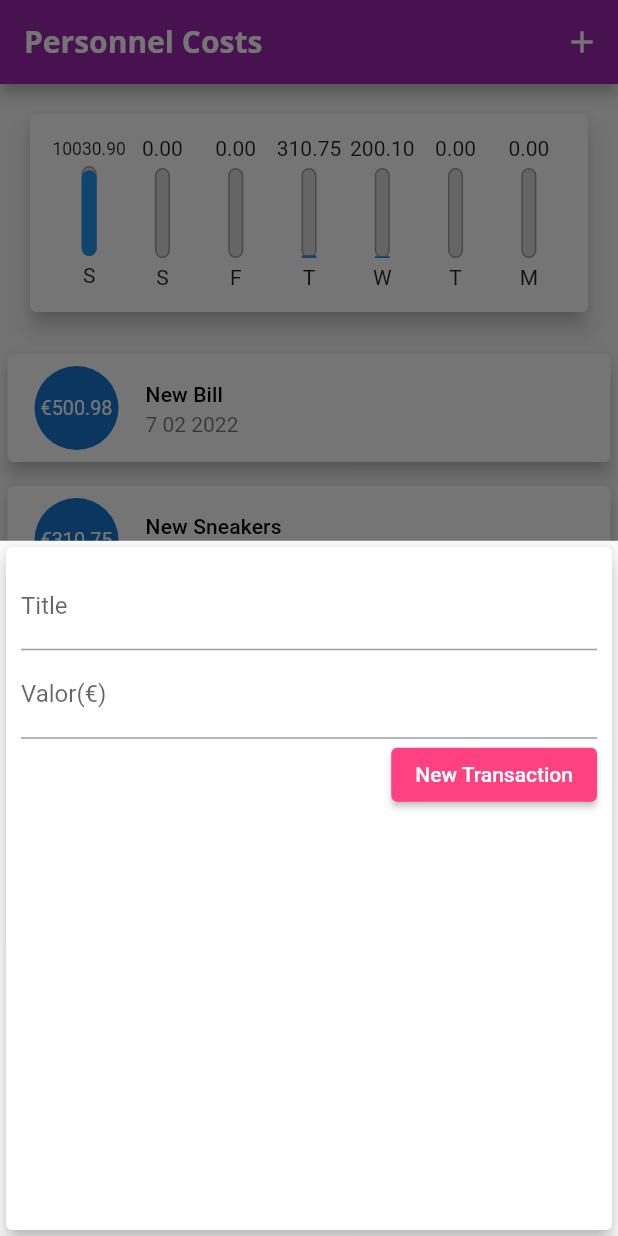
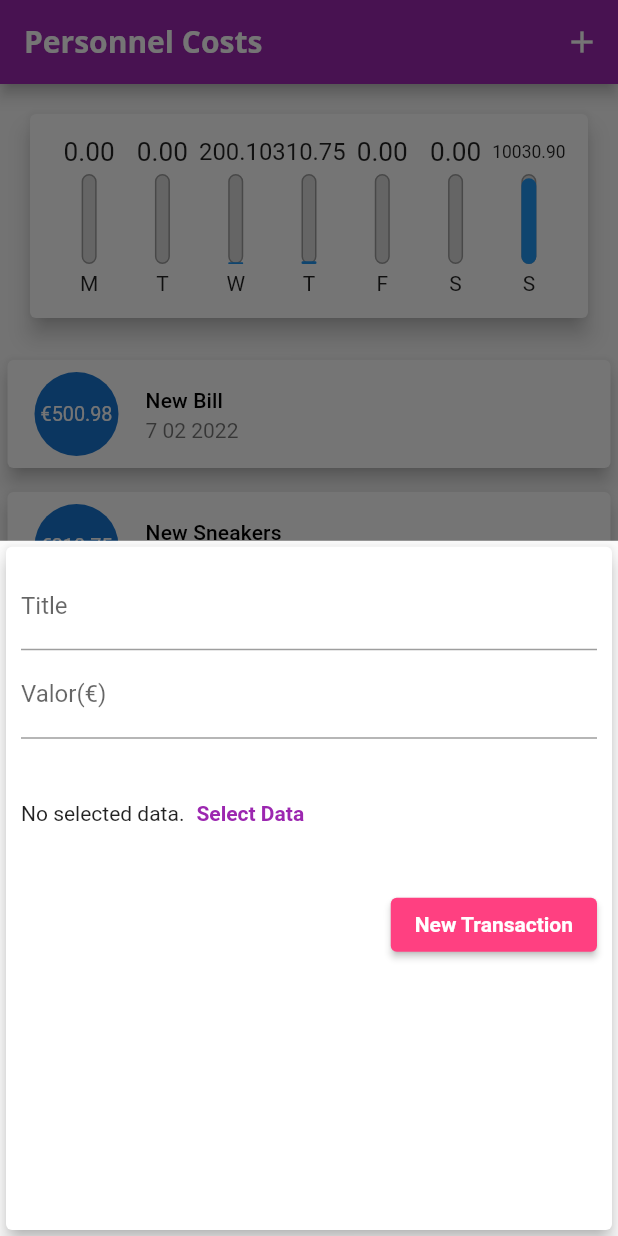
Before and after one commit to Carlxiso/Personnel-Costs, a Flutter app: the screen it shows after launch, after a tap on the "add" icon, on a phone screen of 412 x 824 dp. Run offline on Flutter 3.47's test engine with Material 2 defaults, Android fonts, the phone set to English and light mode, and no system bars.

Commit message:
Form Up to date

```diff
--- a/lib/components/chart.dart
+++ b/lib/components/chart.dart
@@ -39,7 +39,7 @@ class Chart extends StatelessWidget {
             DateFormat.E().format(weekDay)[0],
         'value': totalSum,
       };
-    });
+    }).reversed.toList();
   }
 
   // Getter que vai calcular o total gasto na semana
--- a/lib/components/chart_bar.dart
+++ b/lib/components/chart_bar.dart
@@ -19,9 +19,12 @@ class ChartBar extends StatelessWidget {
   Widget build(BuildContext context) {
     return Column(
       children: <Widget>[
-        FittedBox(
-          child: Text(
-            '${value.toStringAsFixed(2)}',
+        Container(
+          height: 20,
+          child: FittedBox(
+            child: Text(
+              '${value.toStringAsFixed(2)}',
+            ),
           ),
         ),
         const SizedBox(
--- a/lib/components/transaction_form.dart
+++ b/lib/components/transaction_form.dart
@@ -59,6 +59,23 @@ class _TransactionFormState extends State<TransactionForm> {
                 labelText: 'Valor(€)',
               ),
             ),
+            Container(
+              height: 100,
+              child: Row(
+                children: <Widget>[
+                  Text('No selected data.'),
+                  TextButton(
+                    child: Text(
+                      'Select Data',
+                      style: TextStyle(
+                        fontWeight: FontWeight.bold,
+                      ),
+                    ),
+                    onPressed: () {},
+                  ),
+                ],
+              ),
+            ),
             Row(
               mainAxisAlignment: MainAxisAlignment.end,
               children: <Widget>[
--- a/lib/main.dart
+++ b/lib/main.dart
@@ -29,6 +29,10 @@ class ExpensesApp extends StatelessWidget {
             fontSize: 18,
             fontWeight: FontWeight.bold,
             color: Colors.black,
+          ),
+          button: TextStyle(
+            color: Colors.white,
+            fontWeight: FontWeight.bold,
           ),
         ),
         appBarTheme: const AppBarTheme(
```
